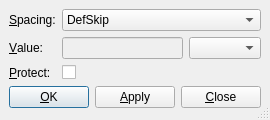
This is src/frontends/qt4/ui/VSpaceUi.ui in cburschka/lyx as Qt 5 draws it before an edit. The edited form follows.
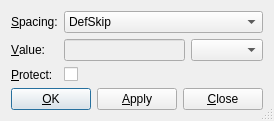
This is the edited form. Custom widgets are drawn as their Qt base class.

Commit message: * fix tab order

The edit to the form file:
```diff
--- a/src/frontends/qt4/ui/VSpaceUi.ui
+++ b/src/frontends/qt4/ui/VSpaceUi.ui
@@ -16,20 +16,8 @@
    <bool>true</bool>
   </property>
   <layout class="QGridLayout" >
-   <property name="margin" >
-    <number>9</number>
-   </property>
-   <property name="spacing" >
-    <number>6</number>
-   </property>
    <item row="3" column="0" colspan="3" >
     <layout class="QHBoxLayout" >
-     <property name="margin" >
-      <number>0</number>
-     </property>
-     <property name="spacing" >
-      <number>6</number>
-     </property>
      <item>
       <widget class="QPushButton" name="okPB" >
        <property name="text" >
```
Left out of the diff: 3 changed lines with no effect on the pictures.
